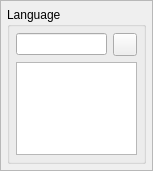
Old version of the form ui/translationwidget.ui in the repository huseyinkozan/PiSiDo.
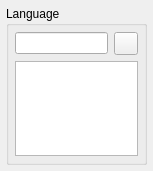
New version of the form. Icons and pictures are not drawn.

Patch:
```diff
--- a/ui/translationwidget.ui
+++ b/ui/translationwidget.ui
@@ -22,12 +22,6 @@
    </property>
    <item>
     <widget class="QFrame" name="frame">
-     <property name="frameShape">
-      <enum>QFrame::StyledPanel</enum>
-     </property>
-     <property name="frameShadow">
-      <enum>QFrame::Raised</enum>
-     </property>
      <layout class="QVBoxLayout" name="verticalLayout_2">
       <property name="spacing">
        <number>6</number>
```
